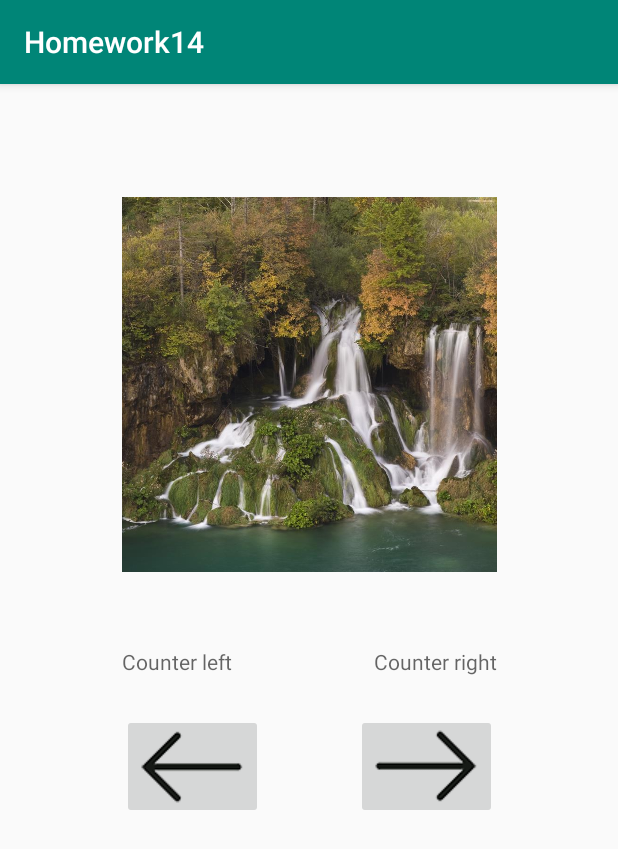
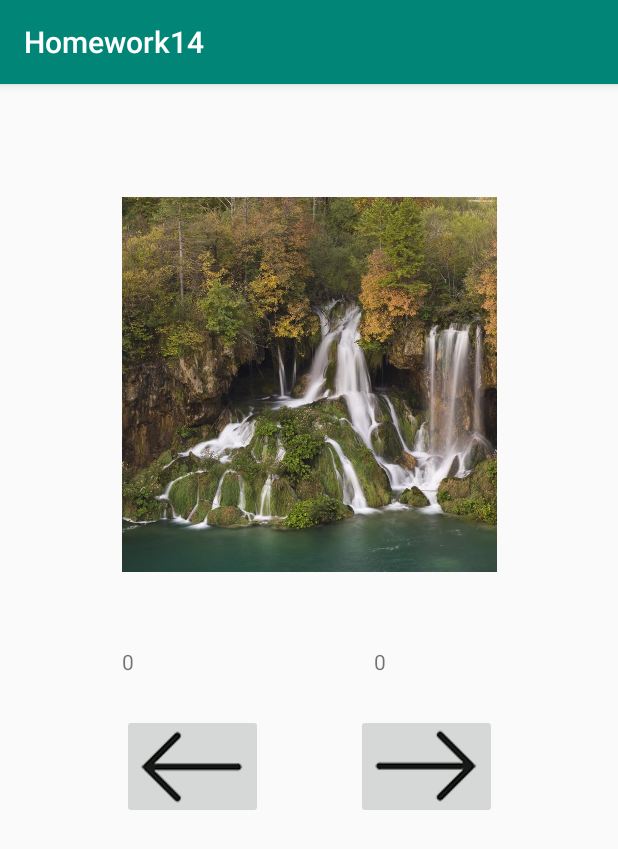
Before and after one commit to RuslanMck/RuslanMck-ALevel-android-homework, an Android app: the screen it shows after launch (MainActivity), on a phone screen of 412 x 824 dp. Shown: the top 849 px of the screen. Run offline under Robolectric (Android 15) with nearby library versions, the phone set to English and light mode, and no system bars.

Commit message:
Implement counter

```diff
--- /dev/null
+++ b/Homework_14/app/src/main/java/ua/home_studying/homework14/Counter.java
@@ -0,0 +1,23 @@
+package ua.home_studying.homework14;
+
+public class Counter {
+
+    int countLeft = 0;
+    int countRight = 0;
+
+    public void countLeft() {
+        countLeft++;
+    }
+
+    public void contRight() {
+        countRight++;
+    }
+
+    public String getCountLeft() {
+        return String.valueOf(countLeft);
+    }
+
+    public String getCountRight() {
+        return String.valueOf(countRight);
+    }
+}
--- a/Homework_14/app/src/main/java/ua/home_studying/homework14/MainActivity.java
+++ b/Homework_14/app/src/main/java/ua/home_studying/homework14/MainActivity.java
@@ -2,12 +2,47 @@ package ua.home_studying.homework14;
 
 import android.support.v7.app.AppCompatActivity;
 import android.os.Bundle;
+import android.view.View;
+import android.widget.Button;
+import android.widget.ImageButton;
+import android.widget.TextView;
 
 public class MainActivity extends AppCompatActivity {
+
+    Counter counter = new Counter();
 
     @Override
     protected void onCreate(Bundle savedInstanceState) {
         super.onCreate(savedInstanceState);
         setContentView(R.layout.activity_main);
+
+        final TextView textViewLeft = findViewById(R.id.text_view_left);
+        textViewLeft.setText(counter.getCountLeft());
+
+        final TextView textViewRight = findViewById(R.id.text_view_right);
+        textViewRight.setText(counter.getCountRight());
+
+        ImageButton buttonL = findViewById(R.id.button_l);
+        ImageButton buttonR = findViewById(R.id.button_r);
+
+        View.OnClickListener customCL = new View.OnClickListener() {
+            @Override
+            public void onClick(View v) {
+                switch (v.getId()) {
+                    case R.id.button_l:
+                        counter.countLeft();
+                        textViewLeft.setText(counter.getCountLeft());
+                        break;
+                    case R.id.button_r:
+                        counter.contRight();
+                        textViewRight.setText(counter.getCountRight());
+                        break;
+                }
+            }
+        };
+        buttonL.setOnClickListener(customCL);
+        buttonR.setOnClickListener(customCL);
     }
+
+
 }
```
